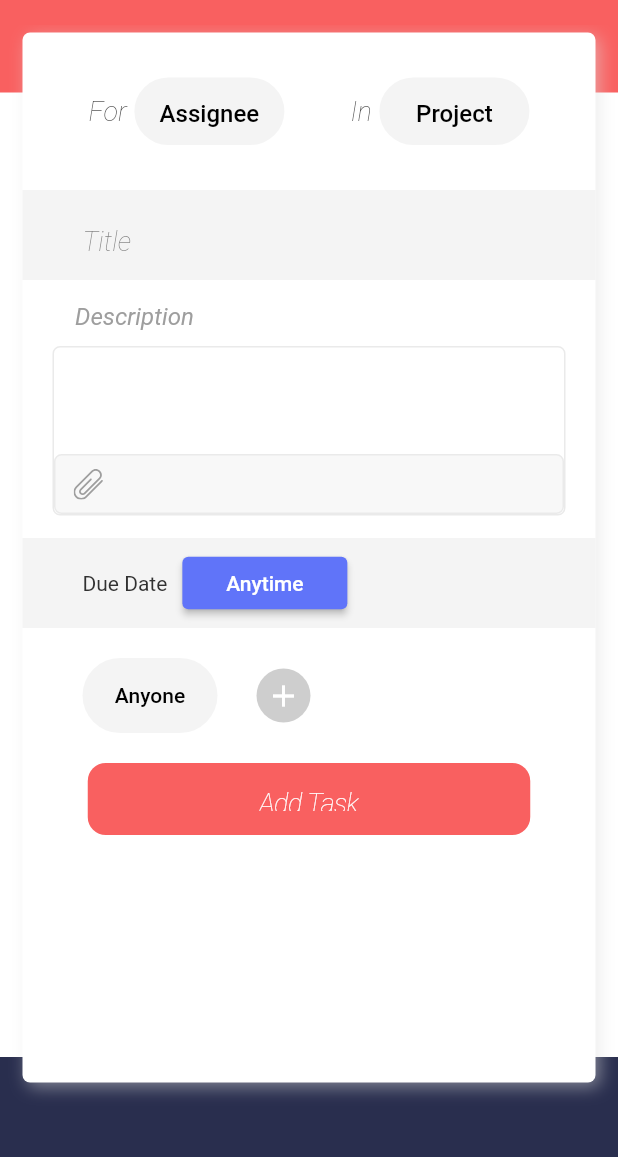
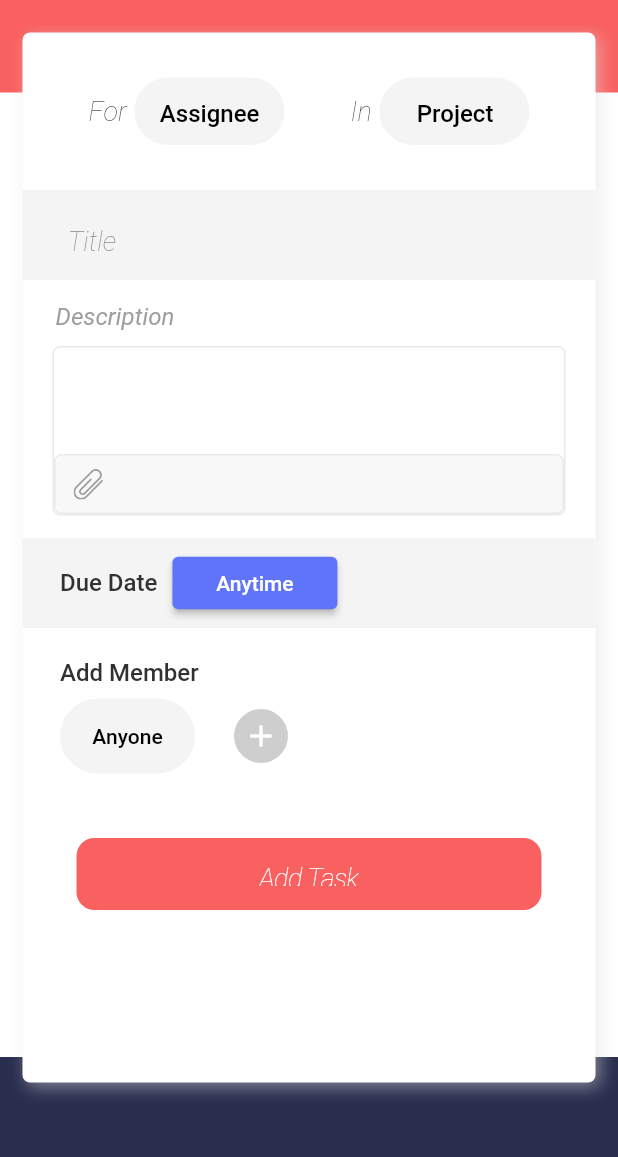
Before and after one commit to storm265/tasker, a Flutter app: the AddEditTaskPage screen opened by its route, on a phone screen of 412 x 824 dp, the part 59-1216 px from its top. Run offline on Flutter 3.47's test engine with Material 2 defaults, Android fonts, the phone set to English and light mode, and no system bars; our stand-ins replace cached_network_image, dio, easy_localization, file_picker, flutter_dotenv, flutter_secure_storage and 5 more; missing offline and left inert: http_proxy, network_info_plus; accounts and stored records are empty; network calls fail.

Commit message:
add task design improved

```diff
--- a/assets/localization/en.json
+++ b/assets/localization/en.json
@@ -92,5 +92,7 @@
     "created": "Created 😄",
     "send": "Send",
     "hour": "hour",
-    "hours": "hours"
+    "hours": "hours",
+    "you_cant_pick_date_debore_now": "You cant pick date before now!",
+    "please_select_project" : "Please, select project"
 }
--- a/assets/localization/ru.json
+++ b/assets/localization/ru.json
@@ -93,5 +93,7 @@
     "created": "Создано 😄",
     "send": "Отправить",
     "hour": "час",
-    "hours": "часа"
+    "hours": "часа",
+    "you_cant_pick_date_debore_now": "Ты не можешь выбрать прошлую дату!",
+    "please_select_project" : "Пожалуйста, выбери проект"
 }
--- a/lib/database/model/task_models/comment_attachment_model.dart
+++ b/lib/database/model/task_models/comment_attachment_model.dart
@@ -1,5 +1,3 @@
-import 'dart:developer';
-
 import 'package:todo2/database/database_scheme/task_schemes/comment_attachment_scheme.dart';
 
 class CommentAttachmentModel {
--- a/lib/database/repository/task_repository.dart
+++ b/lib/database/repository/task_repository.dart
@@ -1,4 +1,3 @@
-import 'dart:developer';
 import 'dart:io';
 import 'package:todo2/database/data_source/task_data_source.dart';
 import 'package:todo2/database/model/profile_models/users_profile_model.dart';
--- a/lib/presentation/pages/auth/widgets/unfocus_widget.dart
+++ b/lib/presentation/pages/auth/widgets/unfocus_widget.dart
@@ -2,8 +2,10 @@ import 'package:flutter/material.dart';
 
 class UnfocusWidget extends StatelessWidget {
   final Widget child;
+  final VoidCallback? callback;
   const UnfocusWidget({
     Key? key,
+    this.callback,
     required this.child,
   }) : super(key: key);
 
@@ -11,7 +13,10 @@ class UnfocusWidget extends StatelessWidget {
   Widget build(BuildContext context) {
     return GestureDetector(
       behavior: HitTestBehavior.translucent,
-      onTap: () => FocusScope.of(context).unfocus(),
+      onTap: () {
+        callback!();
+        FocusScope.of(context).unfocus();
+      },
       child: child,
     );
   }
--- a/lib/presentation/pages/menu_pages/floating_button/pages/new_task_page/add_task_page.dart
+++ b/lib/presentation/pages/menu_pages/floating_button/pages/new_task_page/add_task_page.dart
@@ -121,6 +121,11 @@ class _AddEditTaskPageState extends State<AddEditTaskPage> {
               },
               height: 700,
               child: UnfocusWidget(
+                callback: () {
+                  addEditTaskController.panelProvider
+                      .changePanelStatus(newStatus: PanelStatus.hide);
+                  FocusScope.of(context).unfocus();
+                },
                 child: Column(
                   mainAxisAlignment: MainAxisAlignment.spaceEvenly,
                   children: [
@@ -176,11 +181,14 @@ class _AddEditTaskPageState extends State<AddEditTaskPage> {
                                     addEditTaskController:
                                         addEditTaskController,
                                   ),
-                                  ValueListenableBuilder<bool>(
+                                  Padding(
+                                    padding: const EdgeInsets.only(top: 15),
+                                    child: ValueListenableBuilder<bool>(
                                       valueListenable: addEditTaskController
                                           .isActiveSubmitButton,
                                       builder: (_, isClicked, __) => isClicked
                                           ? ConfirmButtonWidget(
+                                              width: 310,
                                               title: LocaleKeys.add_task.tr(),
                                               onPressed: isClicked
                                                   ? () async {
@@ -191,6 +199,7 @@ class _AddEditTaskPageState extends State<AddEditTaskPage> {
                                             )
                                           : ProgressIndicatorWidget(
                                               text: LocaleKeys.validating.tr(),
+                                            ),
                                     ),
                                   ),
                                 ],
--- a/lib/presentation/pages/menu_pages/floating_button/pages/new_task_page/widgets/add_member_widget/add_member_widget.dart
+++ b/lib/presentation/pages/menu_pages/floating_button/pages/new_task_page/widgets/add_member_widget/add_member_widget.dart
@@ -32,13 +32,27 @@ class _AddMemberWidgetState extends State<AddMemberWidget> {
       builder: (_, users, __) => (users.isEmpty)
           ? Padding(
               padding: const EdgeInsets.only(
-                left: 40,
+                left: 25,
                 bottom: 20,
                 top: 20,
               ),
-              child: Row(
+              child: Column(
                 children: [
-                  SizedBox(
+                  Align(
+                    alignment: Alignment.centerLeft,
+                    child: Text(
+                      LocaleKeys.add_member.tr(),
+                      style: const TextStyle(
+                        fontSize: 16,
+                        fontWeight: FontWeight.w500,
+                      ),
+                    ),
+                  ),
+                  Row(
+                    children: [
+                      Padding(
+                        padding: const EdgeInsets.symmetric(vertical: 8),
+                        child: SizedBox(
                           width: 90,
                           height: 50,
                           child: ElevatedButton(
@@ -53,6 +67,7 @@ class _AddMemberWidgetState extends State<AddMemberWidget> {
                             child: Text(
                               LocaleKeys.anyone.tr(),
                               style: const TextStyle(color: Colors.black),
+                            ),
                           ),
                         ),
                       ),
@@ -71,6 +86,8 @@ class _AddMemberWidgetState extends State<AddMemberWidget> {
                           color: Colors.white,
                         ),
                       )
+                    ],
+                  ),
                 ],
               ),
             )
@@ -98,9 +115,10 @@ class _AddMemberWidgetState extends State<AddMemberWidget> {
                           child: CircleAvatar(
                             backgroundColor: Colors.grey,
                             radius: 17,
-                            backgroundImage: NetworkImage(userList[i].avatarUrl,
-                                headers:
-                                    widget.addEditTaskController.imageHeader),
+                            backgroundImage: NetworkImage(
+                              userList[i].avatarUrl,
+                              headers: widget.addEditTaskController.imageHeader,
+                            ),
                           ),
                         ),
                       ),
--- a/lib/presentation/pages/menu_pages/floating_button/pages/new_task_page/widgets/date_widgets/pick_time_field_widget.dart
+++ b/lib/presentation/pages/menu_pages/floating_button/pages/new_task_page/widgets/date_widgets/pick_time_field_widget.dart
@@ -1,9 +1,6 @@
-import 'dart:developer';
-
 import 'package:easy_localization/easy_localization.dart';
 import 'package:flutter/material.dart';
 import 'package:todo2/generated/locale_keys.g.dart';
-import 'package:todo2/presentation/pages/auth/widgets/unfocus_widget.dart';
 import 'package:todo2/presentation/pages/menu_pages/floating_button/pages/new_task_page/widgets/common/grey_container.dart';
 import 'package:todo2/presentation/pages/menu_pages/floating_button/pages/new_task_page/widgets/date_widgets/pick_date_dialog.dart';
 import 'package:todo2/presentation/pages/menu_pages/task/controller/base_tasks_controller.dart';
@@ -24,16 +21,19 @@ class _PickTimeFieldWidgetState extends State<PickTimeFieldWidget> {
   final dueDateFormatter = DateFormat('dd/MM/yyyy');
   @override
   Widget build(BuildContext context) {
-    return UnfocusWidget(
-      child: GreyContainerWidget(
+    return GreyContainerWidget(
       child: Align(
         alignment: Alignment.centerLeft,
         child: Row(
           children: [
             Padding(
-                padding: const EdgeInsets.only(left: 40),
+              padding: const EdgeInsets.only(left: 25),
               child: Text(
                 LocaleKeys.due_date.tr(),
+                style: const TextStyle(
+                  fontSize: 16,
+                  fontWeight: FontWeight.w500,
+                ),
               ),
             ),
             Padding(
@@ -45,11 +45,11 @@ class _PickTimeFieldWidgetState extends State<PickTimeFieldWidget> {
                     valueListenable:
                         widget.addEditTaskController.calendarController,
                     builder: (__, time, _) {
-                        log('time picked $time');
                       return ElevatedButton(
                         style: ElevatedButton.styleFrom(
                           backgroundColor:
-                                  getAppColor(color: CategoryColor.blue)),
+                              getAppColor(color: CategoryColor.blue),
+                        ),
                         onPressed: () async {
                           await showCalendarDatePicker(
                             context: context,
@@ -61,7 +61,8 @@ class _PickTimeFieldWidgetState extends State<PickTimeFieldWidget> {
                           dueDateFormatter.format(time) ==
                                   dueDateFormatter.format(DateTime.now())
                               ? LocaleKeys.anytime.tr()
-                                : dueDateFormatter.format(time),
+                              //     : dueDateFormatter.format(time),
+                              : '${time.day}/${time.month}/${time.year}',
                         ),
                       );
                     }),
@@ -70,7 +71,6 @@ class _PickTimeFieldWidgetState extends State<PickTimeFieldWidget> {
           ],
         ),
       ),
-      ),
     );
   }
 }
--- a/lib/presentation/pages/menu_pages/floating_button/pages/new_task_page/widgets/description_widgets/desciption_text_widget.dart
+++ b/lib/presentation/pages/menu_pages/floating_button/pages/new_task_page/widgets/description_widgets/desciption_text_widget.dart
@@ -4,7 +4,7 @@ import 'package:todo2/generated/locale_keys.g.dart';
 
 final desciptionTextWidget = Padding(
   padding: const EdgeInsets.only(
-    left: 15,
+    left: 2,
     bottom: 10,
   ),
   child: Align(
--- a/lib/presentation/pages/menu_pages/floating_button/pages/new_task_page/widgets/for_field_widget.dart
+++ b/lib/presentation/pages/menu_pages/floating_button/pages/new_task_page/widgets/for_field_widget.dart
@@ -37,6 +37,7 @@ class ForTextFieldWidget extends StatelessWidget {
             borderRadius: BorderRadius.circular(50),
           ),
           child: Row(
+            mainAxisAlignment: MainAxisAlignment.center,
             children: [
               ValueListenableBuilder(
                 valueListenable: addEditTaskController.pickedUser,
@@ -55,8 +56,10 @@ class ForTextFieldWidget extends StatelessWidget {
                       ),
               ),
               Expanded(
+                child: Padding(
+                  padding: const EdgeInsets.symmetric(horizontal: 5),
                   child: TextFormField(
-                  textAlign: TextAlign.center,
+
                     style: const TextStyle(
                       fontWeight: FontWeight.w500,
                       color: Colors.black,
@@ -76,13 +79,14 @@ class ForTextFieldWidget extends StatelessWidget {
                       FocusScope.of(context).unfocus();
                     },
                     decoration: const InputDecoration(
-                    hintText: 'Assignee',
-                    hintStyle:    TextStyle(
+                      hintText: '   Assignee',
+                      hintStyle: TextStyle(
                         fontWeight: FontWeight.w500,
                         color: Colors.black,
                         overflow: TextOverflow.ellipsis,
                       ),
                       border: InputBorder.none,
+                    ),
                   ),
                 ),
               ),
--- a/lib/presentation/pages/menu_pages/floating_button/pages/new_task_page/widgets/in_field_wdiget.dart
+++ b/lib/presentation/pages/menu_pages/floating_button/pages/new_task_page/widgets/in_field_wdiget.dart
@@ -36,8 +36,9 @@ class InFieldWidget extends StatelessWidget {
             color: const Color(0xFFF4F4F4),
             borderRadius: BorderRadius.circular(50),
           ),
+          child: Padding(
+            padding: const EdgeInsets.symmetric(horizontal: 5),
             child: TextFormField(
-            textAlign: TextAlign.center,
               style: const TextStyle(
                 fontWeight: FontWeight.w500,
                 color: Colors.black,
@@ -57,7 +58,7 @@ class InFieldWidget extends StatelessWidget {
                 FocusScope.of(context).unfocus();
               },
               decoration: const InputDecoration(
-              hintText: 'Project',
+                hintText: '     Project',
                 hintStyle: TextStyle(
                   fontWeight: FontWeight.w500,
                   color: Colors.black,
@@ -67,6 +68,7 @@ class InFieldWidget extends StatelessWidget {
               ),
             ),
           ),
+        ),
       ],
     );
   }
--- a/lib/presentation/pages/menu_pages/floating_button/pages/new_task_page/widgets/panels/selected_panel_widget.dart
+++ b/lib/presentation/pages/menu_pages/floating_button/pages/new_task_page/widgets/panels/selected_panel_widget.dart
@@ -18,11 +18,10 @@ class SelectPanelWidget extends StatelessWidget {
         borderRadius: BorderRadius.circular(5),
         color: const Color(0xFFF4F4F4),
       ),
-      height: 500,
-      width: 365,
+      height: 600,
       child: ValueListenableBuilder<PanelStatus>(
         valueListenable: addEditTaskController.panelProvider.panelStatus,
-        builder: (context, status, _) {
+        builder: (__, status, _) {
           switch (status) {
             case PanelStatus.hide:
               return const SizedBox();
--- a/lib/presentation/pages/menu_pages/floating_button/pages/new_task_page/widgets/title_widget.dart
+++ b/lib/presentation/pages/menu_pages/floating_button/pages/new_task_page/widgets/title_widget.dart
@@ -16,7 +16,7 @@ class TaskTitleWidget extends StatelessWidget {
     return UnfocusWidget(
       child: GreyContainerWidget(
         child: Padding(
-          padding: const EdgeInsets.only(left: 40, top: 10),
+          padding: const EdgeInsets.only(left: 30, top: 10),
           child: TextFormField(
             style: const TextStyle(
               fontSize: 18,
```
Also changed, not shown: lib/presentation/pages/menu_pages/floating_button/pages/new_task_page/controller/task_validator.dart (+4 -5 lines), lib/generated/codegen_loader.g.dart, lib/generated/locale_keys.g.dart. Lines whose indentation alone changed are shown as unchanged.
